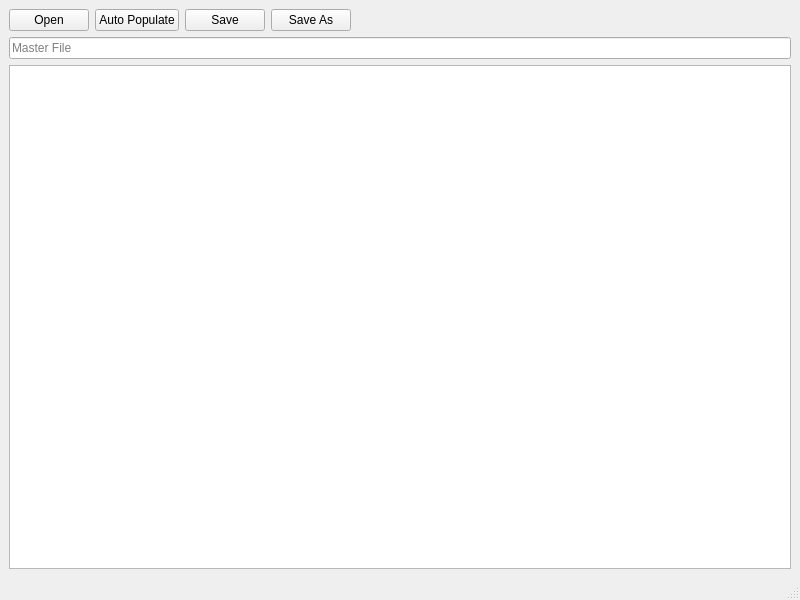
This is Profile_Migration/mainwindow.ui in ngocminhdao88/REPS_Master_Setup_Migration as Qt 5 draws it before an edit. The edited form follows.
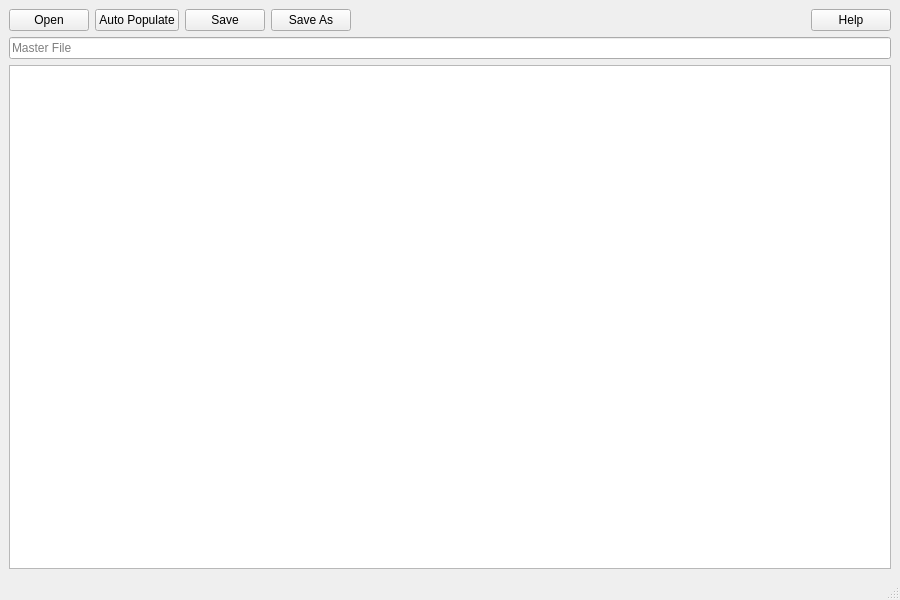
This is the edited form. Custom widgets are drawn as their Qt base class.

Commit message: Qt client: added a help button

Patch:
```diff
--- a/Profile_Migration/mainwindow.ui
+++ b/Profile_Migration/mainwindow.ui
@@ -6,7 +6,7 @@
    <rect>
     <x>0</x>
     <y>0</y>
-    <width>800</width>
+    <width>900</width>
     <height>600</height>
    </rect>
   </property>
@@ -70,6 +70,13 @@
         </property>
        </spacer>
       </item>
+      <item>
+       <widget class="QPushButton" name="helpButton">
+        <property name="text">
+         <string>Help</string>
+        </property>
+       </widget>
+      </item>
      </layout>
     </item>
     <item>
```
The commit also changes 2 other files.
